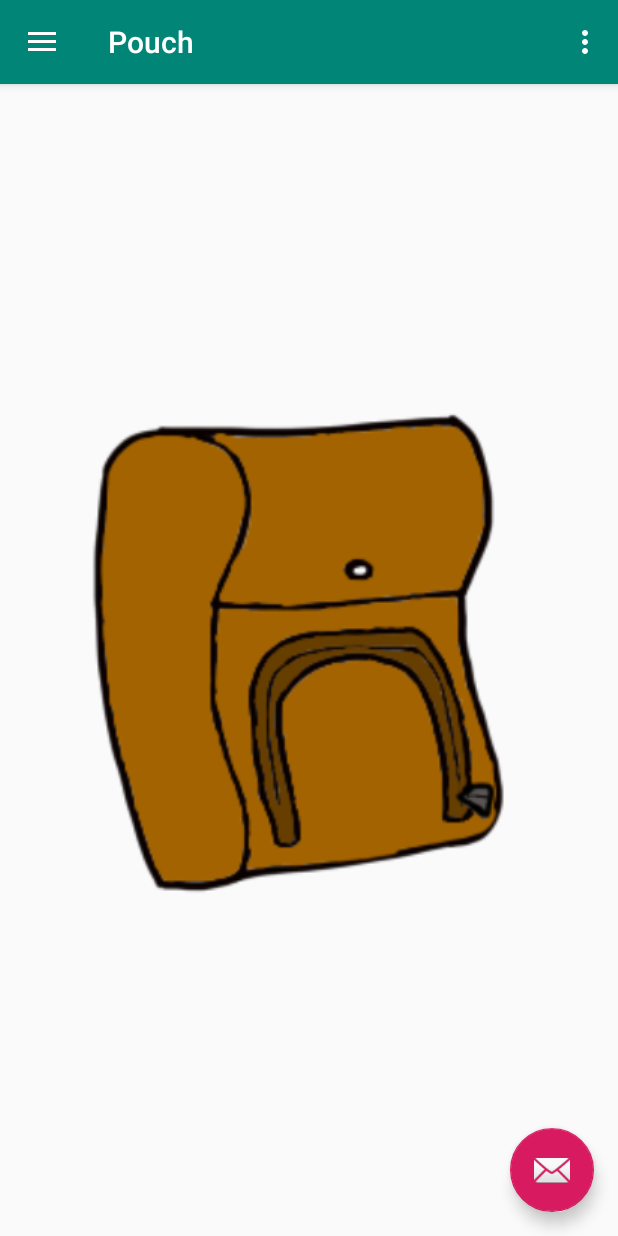
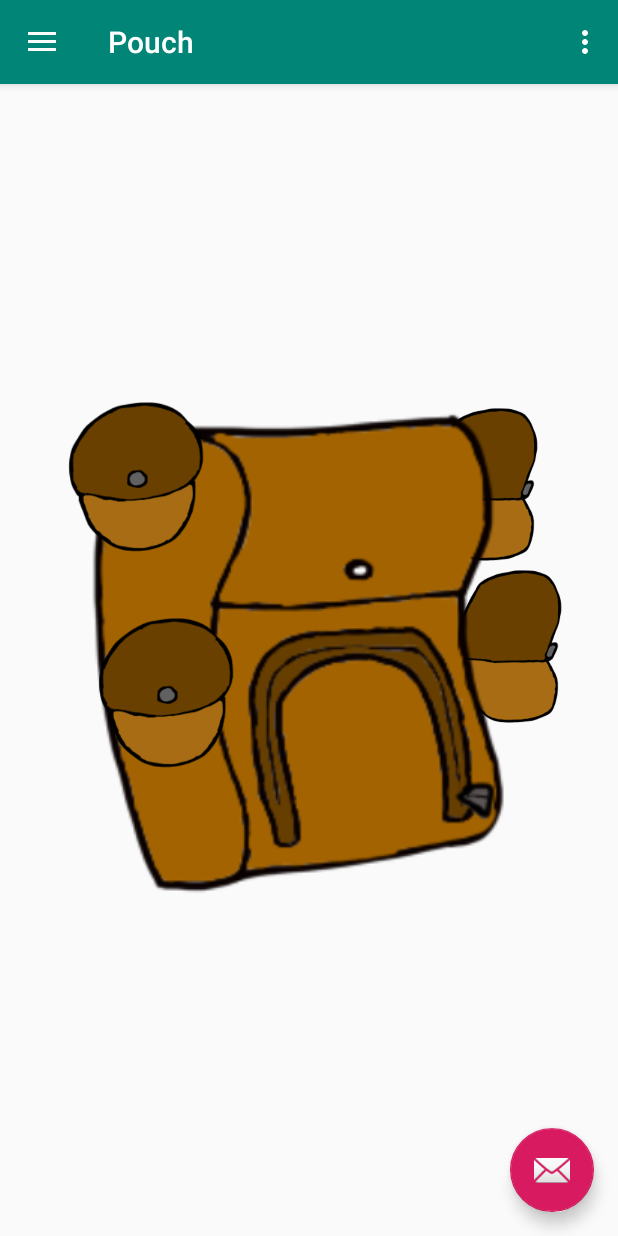
Before and after one commit to geoman362/cs441-proj5, an Android app: the screen it shows after launch (MainActivity), on a phone screen of 412 x 824 dp. Run offline under Robolectric (Android 15) with nearby library versions, the phone set to English and light mode, and no system bars.

Commit message:
finished laying out the pretty pouches

```diff
--- a/Pouch/app/src/main/res/layout/content_main.xml
+++ b/Pouch/app/src/main/res/layout/content_main.xml
@@ -9,7 +9,26 @@
     tools:showIn="@layout/app_bar_main">
 
     <ImageView
-        android:id="@+id/imageView11"
+        android:id="@+id/topright_pouch"
+        android:layout_width="148dp"
+        android:layout_height="108dp"
+        android:layout_marginTop="212dp"
+        android:layout_marginRight="16dp"
+        app:layout_constraintRight_toRightOf="parent"
+        app:layout_constraintTop_toTopOf="parent"
+        app:srcCompat="@drawable/pouch_pocket_r" />
+
+    <ImageView
+        android:id="@+id/botright_pouch2"
+        android:layout_width="148dp"
+        android:layout_height="108dp"
+        android:layout_marginTop="320dp"
+        app:layout_constraintRight_toRightOf="parent"
+        app:layout_constraintTop_toTopOf="parent"
+        app:srcCompat="@drawable/pouch_pocket_r" />
+
+    <ImageView
+        android:id="@+id/body_pack"
         android:layout_width="wrap_content"
         android:layout_height="wrap_content"
         android:scaleX="1.5"
@@ -19,4 +38,24 @@
         app:layout_constraintRight_toRightOf="parent"
         app:layout_constraintTop_toTopOf="parent"
         app:srcCompat="@drawable/in_app_pack" />
+
+    <ImageView
+        android:id="@+id/topleft_pouch"
+        android:layout_width="151dp"
+        android:layout_height="144dp"
+        android:layout_marginLeft="16dp"
+        android:layout_marginTop="200dp"
+        app:layout_constraintLeft_toLeftOf="parent"
+        app:layout_constraintTop_toTopOf="parent"
+        app:srcCompat="@drawable/pouch_pocket" />
+
+    <ImageView
+        android:id="@+id/botleft_pouch"
+        android:layout_width="151dp"
+        android:layout_height="144dp"
+        android:layout_marginLeft="36dp"
+        app:layout_constraintLeft_toLeftOf="parent"
+        app:layout_constraintTop_toBottomOf="@+id/topleft_pouch"
+        app:srcCompat="@drawable/pouch_pocket" />
+
 </android.support.constraint.ConstraintLayout>
```
